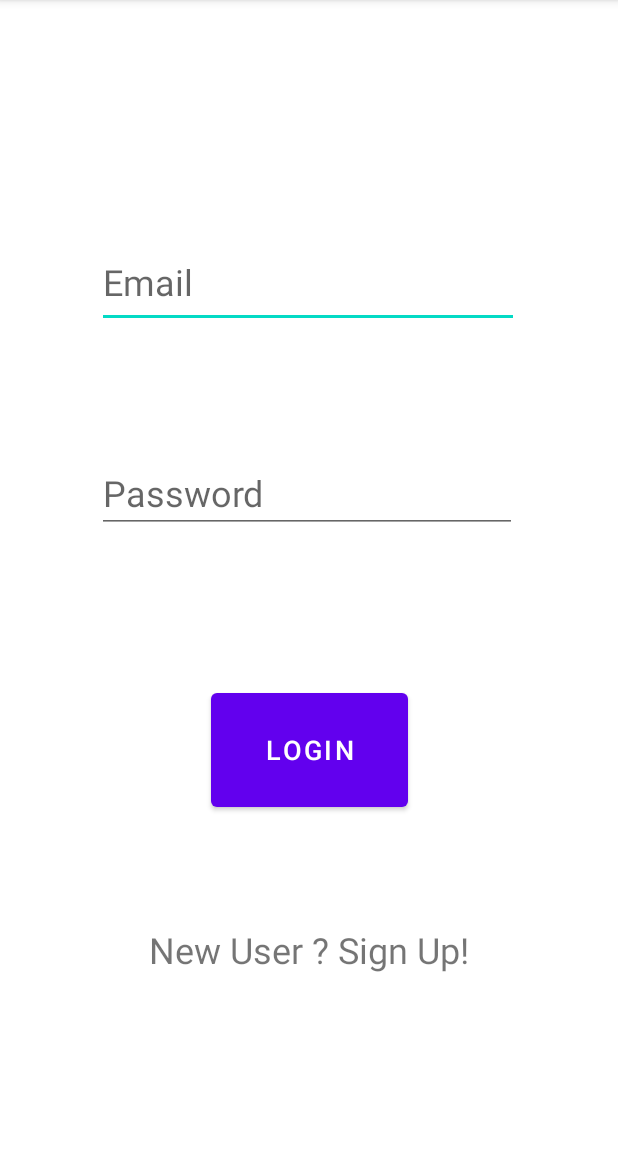
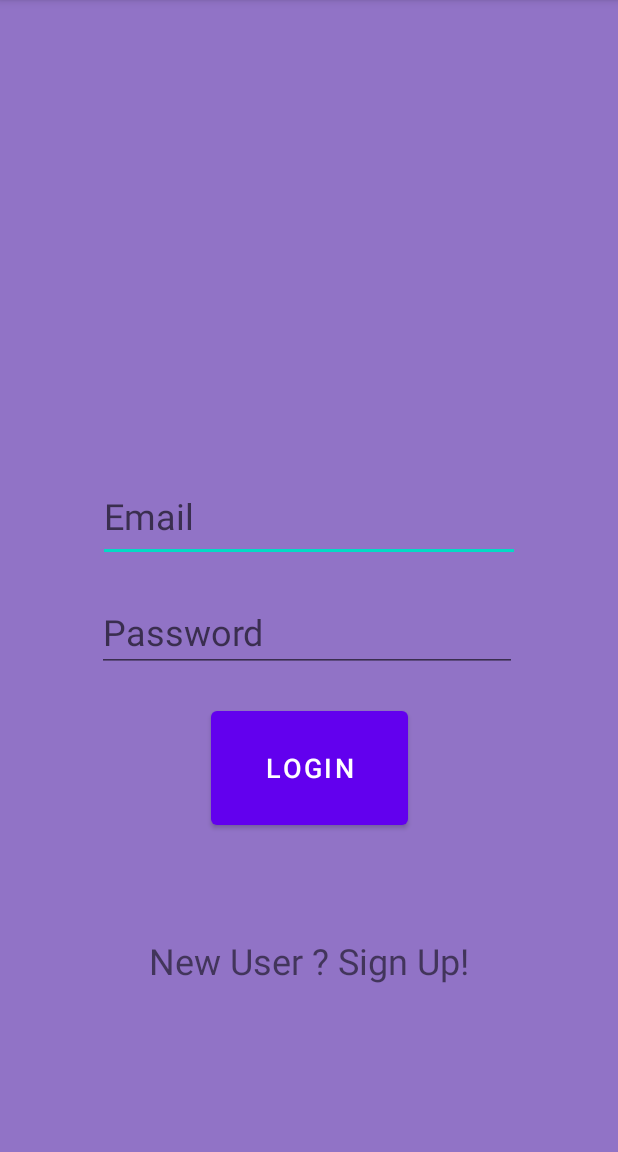
Before and after one commit to Bhuban16/MVP-FITNESS-APP, an Android app: the screen it shows after launch (MainActivity), on a phone screen of 412 x 824 dp, the part 84-1236 px from its top. Run offline under Robolectric (Android 15) with nearby library versions, the phone set to English and light mode, and no system bars; our stand-ins replace Firebase (no records; nobody signed in at launch, a user with empty details on screens opened directly).

Commit message:
Update Design

```diff
--- a/app/src/main/res/layout/activity_main.xml
+++ b/app/src/main/res/layout/activity_main.xml
@@ -4,20 +4,23 @@
     xmlns:tools="http://schemas.android.com/tools"
     android:layout_width="match_parent"
     android:layout_height="match_parent"
-    tools:context=".MainActivity"> <EditText
+    android:background="#B5643AAF"
+    tools:context=".MainActivity">
+
+    <EditText
         android:id="@+id/etName"
         android:layout_width="281dp"
         android:layout_height="61dp"
         android:ems="10"
         android:hint="Email"
         android:inputType="textEmailAddress"
+        android:textColor="#000000"
         android:textSize="24sp"
         app:layout_constraintBottom_toBottomOf="parent"
         app:layout_constraintEnd_toEndOf="parent"
-    app:layout_constraintHorizontal_bias="0.497"
         app:layout_constraintStart_toStartOf="parent"
         app:layout_constraintTop_toTopOf="parent"
-    app:layout_constraintVertical_bias="0.223" />
+        app:layout_constraintVertical_bias="0.443" />
 
     <EditText
         android:id="@+id/etPassword"
@@ -32,7 +35,7 @@
         app:layout_constraintHorizontal_bias="0.488"
         app:layout_constraintStart_toStartOf="parent"
         app:layout_constraintTop_toBottomOf="@+id/etName"
-        app:layout_constraintVertical_bias="0.168" />
+        app:layout_constraintVertical_bias="0.059" />
 
     <Button
         android:id="@+id/btnLogin"
@@ -44,7 +47,7 @@
         app:layout_constraintEnd_toEndOf="parent"
         app:layout_constraintStart_toStartOf="parent"
         app:layout_constraintTop_toBottomOf="@+id/etPassword"
-        app:layout_constraintVertical_bias="0.31" />
+        app:layout_constraintVertical_bias="0.085" />
 
     <TextView
         android:id="@+id/tvRegister"
--- a/app/src/main/res/layout/activity_registration.xml
+++ b/app/src/main/res/layout/activity_registration.xml
@@ -4,7 +4,9 @@
     xmlns:tools="http://schemas.android.com/tools"
     android:layout_width="match_parent"
     android:layout_height="match_parent"
+    android:background="#b5643aaf"
     tools:context=".RegistrationActivity">
+
     <EditText
         android:id="@+id/etUserName"
         android:layout_width="wrap_content"
```
Lines whose indentation alone changed are shown as unchanged.
